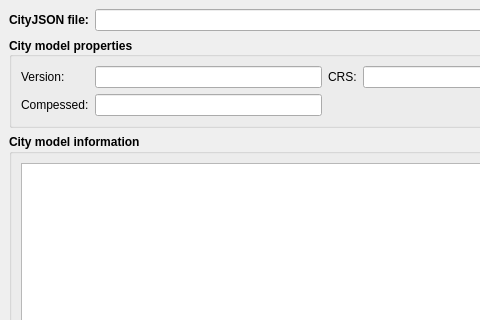
Above: gui/cityjson_loader_dialog_base.ui from cityjson/cityjson-qgis-plugin before the change; both pictures show x 0 to 480 and y 0 to 320 of the 696 by 559 pixel window. Below: the same form after it.
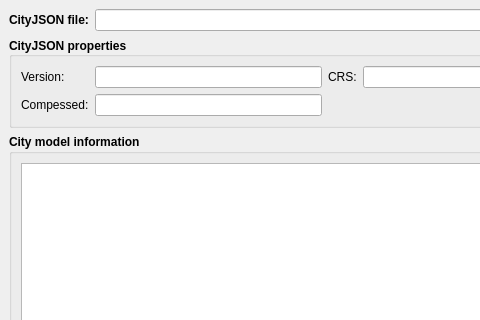
That is the form after the change. Custom widgets are drawn as their Qt base class.

Commit message: Add stylesheet in metadata QTreeView and change properties title

What changed in the file:
```diff
--- a/gui/cityjson_loader_dialog_base.ui
+++ b/gui/cityjson_loader_dialog_base.ui
@@ -101,7 +101,7 @@
           </font>
          </property>
          <property name="title">
-          <string>City model properties</string>
+          <string>CityJSON properties</string>
          </property>
          <property name="alignment">
           <set>Qt::AlignLeading|Qt::AlignLeft|Qt::AlignVCenter</set>
```
Left out of the diff: 9 changed lines with no effect on the pictures.
